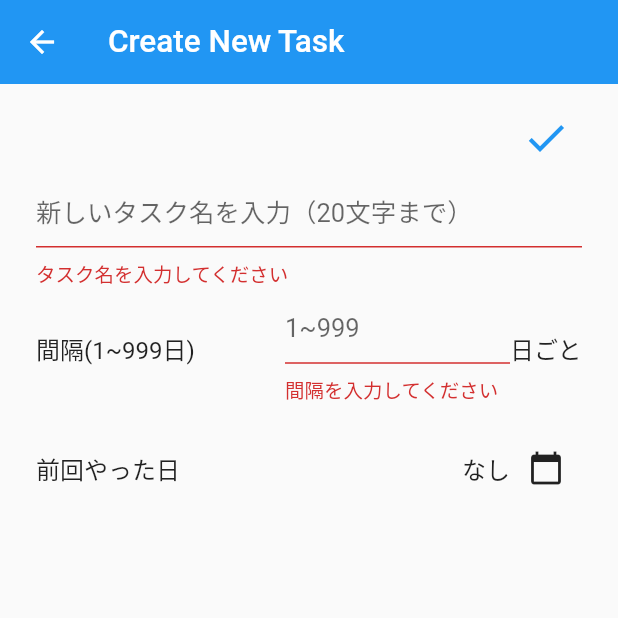
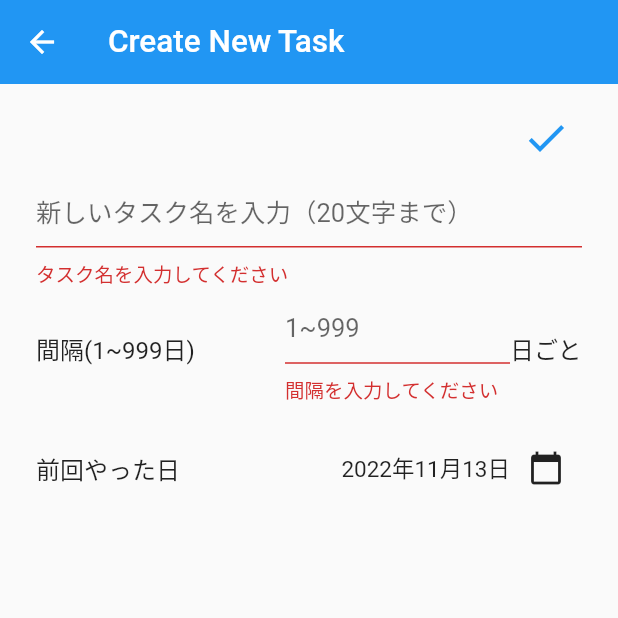
Before and after one commit to batacon/itsukaji_flutter, a Flutter app: the CreateTaskPage screen opened directly, after a tap on the "check" icon, on a phone screen of 412 x 824 dp, the top half of it. Run offline on Flutter 3.47's test engine with Material 2 defaults, Android fonts, the phone set to English and light mode, and no system bars; our stand-ins replace cloud_firestore, firebase_auth, firebase_core, flutter_svg, google_sign_in; accounts and stored records are empty.

Commit message:
タスクを編集できるようにする

```diff
--- /dev/null
+++ b/lib/common/date_format.dart
@@ -0,0 +1,12 @@
+import 'package:intl/intl.dart';
+
+DateFormat dateFormatSlash = DateFormat('yyyy/MM/dd');
+DateFormat dateFormatJp = DateFormat('yyyy年MM月dd日');
+
+String dateFormatSlashString(DateTime date) {
+  return dateFormatSlash.format(date);
+}
+
+String dateFormatJpString(DateTime date) {
+  return dateFormatJp.format(date);
+}
--- /dev/null
+++ b/lib/components/task_create_form.dart
@@ -0,0 +1,197 @@
+import 'package:firebase_auth/firebase_auth.dart';
+import 'package:flutter/cupertino.dart';
+import 'package:flutter/material.dart';
+import 'package:flutter/services.dart';
+import 'package:itsukaji_flutter/common/date_format.dart';
+import 'package:itsukaji_flutter/repositories/tasks_repository.dart';
+
+class TaskCreateForm extends StatefulWidget {
+  const TaskCreateForm({Key? key}) : super(key: key);
+
+  @override
+  State<TaskCreateForm> createState() => _TaskCreateFormState();
+}
+
+class _TaskCreateFormState extends State<TaskCreateForm> {
+  final _taskRepository = TaskRepository();
+  final _formKey = GlobalKey<FormState>();
+  final _taskNameFormFieldKey = GlobalKey<FormFieldState<String>>();
+  final _intervalDaysFormFieldKey = GlobalKey<FormFieldState<int>>();
+  String _taskName = '';
+  int _intervalDays = 0;
+  DateTime _lastDoneDate = DateTime.now();
+
+  @override
+  Widget build(BuildContext context) {
+    return Padding(
+      padding: const EdgeInsets.symmetric(horizontal: 24.0, vertical: 12.0),
+      child: Form(
+        key: _formKey,
+        child: Column(
+          mainAxisAlignment: MainAxisAlignment.spaceAround,
+          children: [
+            Row(
+              mainAxisAlignment: MainAxisAlignment.end,
+              children: [
+                _buildSubmitButton(context),
+              ],
+            ),
+            TextFormField(
+              key: _taskNameFormFieldKey,
+              decoration: const InputDecoration(
+                hintText: '新しいタスク名を入力（20文字まで）',
+              ),
+              validator: (value) {
+                if (value == null || value.isEmpty || value.trim() == '') {
+                  return 'タスク名を入力してください';
+                }
+                if (value.length > 20) {
+                  return 'タスク名は20文字以内で入力してください';
+                }
+                return null;
+              },
+              autovalidateMode: AutovalidateMode.onUserInteraction,
+              onChanged: (value) {
+                setState(() {
+                  _taskName = value;
+                });
+              },
+            ),
+            SizedBox(
+              height: 80.0,
+              child: Row(
+                mainAxisAlignment: MainAxisAlignment.spaceBetween,
+                children: [
+                  const Text('間隔(1~999日)', style: TextStyle(fontSize: 16)),
+                  Row(
+                    children: [
+                      SizedBox(
+                        width: 150.0,
+                        child: TextFormField(
+                          key: _intervalDaysFormFieldKey,
+                          decoration: const InputDecoration(
+                            hintText: '1~999',
+                          ),
+                          keyboardType: TextInputType.number,
+                          inputFormatters: [
+                            FilteringTextInputFormatter.digitsOnly,
+                          ],
+                          validator: (value) {
+                            if (value == null || value.isEmpty) {
+                              return '間隔を入力してください';
+                            }
+                            if (int.tryParse(value) == null) {
+                              return '数字を入力してください';
+                            }
+                            if (int.parse(value) < 1 || int.parse(value) > 999) {
+                              return '1~999の間で入力してください';
+                            }
+                            return null;
+                          },
+                          autovalidateMode: AutovalidateMode.onUserInteraction,
+                          onChanged: (value) {
+                            _intervalDays = int.parse(value);
+                          },
+                        ),
+                      ),
+                      const Text('日ごと', style: TextStyle(fontSize: 16)),
+                    ],
+                  )
+                ],
+              ),
+            ),
+            SizedBox(
+              height: 80.0,
+              child: Row(
+                mainAxisAlignment: MainAxisAlignment.spaceBetween,
+                children: [
+                  const Text('前回やった日', style: TextStyle(fontSize: 16)),
+                  Row(
+                    children: [
+                      _buildLastDoneDate(),
+                      IconButton(
+                        icon: const Icon(Icons.calendar_today),
+                        onPressed: () {
+                          _buildDatePicker(context);
+                        },
+                      ),
+                    ],
+                  )
+                ],
+              ),
+            ),
+            // SizedBox(
+            //   height: 80.0,
+            //   child: Row(
+            //     mainAxisAlignment: MainAxisAlignment.spaceBetween,
+            //     children: [
+            //       const Text('難易度', style: TextStyle(fontSize: 16)),
+            //       Row(
+            //         children: const [
+            //           Icon(Icons.star, color: Color(0xFFFFC400)),
+            //           Icon(Icons.star, color: Color(0xFFFFC400)),
+            //           Icon(Icons.star, color: Color(0xFFFFC400)),
+            //         ],
+            //       ),
+            //     ],
+            //   ),
+            // )
+          ],
+        ),
+      ),
+    );
+  }
+
+  Text _buildLastDoneDate() {
+    return Text(dateFormatJpString(_lastDoneDate));
+  }
+
+  Future<dynamic> _buildDatePicker(BuildContext context) {
+    return showModalBottomSheet(
+      context: context,
+      builder: (context) {
+        return SafeArea(
+          child: SizedBox(
+            height: 180,
+            child: CupertinoDatePicker(
+              mode: CupertinoDatePickerMode.date,
+              initialDateTime: DateTime.now(),
+              maximumDate: DateTime.now(),
+              onDateTimeChanged: (value) {
+                setState(() {
+                  _lastDoneDate = value;
+                });
+              },
+            ),
+          ),
+        );
+      },
+    );
+  }
+
+  Widget _buildSubmitButton(final BuildContext context) {
+    return IconButton(
+      icon: const Icon(Icons.check, color: Colors.blue, size: 32),
+      onPressed: () {
+        if (_formKey.currentState!.validate()) {
+          ScaffoldMessenger.of(context).showSnackBar(
+            const SnackBar(
+              duration: Duration(milliseconds: 1500),
+              content: Text('保存中...'),
+            ),
+          );
+          final form = {
+            'name': _taskName,
+            'intervalDays': _intervalDays,
+            'lastDoneDate': _lastDoneDate,
+            'createdAt': DateTime.now(),
+            'userId': FirebaseAuth.instance.currentUser!.uid,
+          };
+          _taskRepository.addTask(form).then((value) {
+            Navigator.of(context).pop();
+          });
+        }
+      },
+    );
+  }
+}
--- a/lib/components/task_form.dart
+++ b/lib/components/task_edit_form.dart
@@ -1,24 +1,35 @@
-import 'package:firebase_auth/firebase_auth.dart';
 import 'package:flutter/cupertino.dart';
 import 'package:flutter/material.dart';
 import 'package:flutter/services.dart';
+import 'package:itsukaji_flutter/common/date_format.dart';
+import 'package:itsukaji_flutter/models/task.dart';
 import 'package:itsukaji_flutter/repositories/tasks_repository.dart';
 
-class TaskForm extends StatefulWidget {
-  const TaskForm({Key? key}) : super(key: key);
+class TaskEditForm extends StatefulWidget {
+  const TaskEditForm({required this.task, Key? key}) : super(key: key);
+
+  final Task task;
 
   @override
-  State<TaskForm> createState() => _TaskFormState();
+  State<TaskEditForm> createState() => _TaskEditFormState();
 }
 
-class _TaskFormState extends State<TaskForm> {
+class _TaskEditFormState extends State<TaskEditForm> {
   final _taskRepository = TaskRepository();
   final _formKey = GlobalKey<FormState>();
   final _taskNameFormFieldKey = GlobalKey<FormFieldState<String>>();
   final _intervalDaysFormFieldKey = GlobalKey<FormFieldState<int>>();
-  String _taskName = '';
-  int _intervalDays = 0;
-  DateTime? _lastDoneDate;
+  late String _taskName;
+  late int _intervalDays;
+  late DateTime _lastDoneDate;
+
+  @override
+  void initState() {
+    super.initState();
+    _taskName = widget.task.name;
+    _intervalDays = widget.task.intervalDays;
+    _lastDoneDate = widget.task.lastDoneDate;
+  }
 
   @override
   Widget build(BuildContext context) {
@@ -38,6 +49,7 @@ class _TaskFormState extends State<TaskForm> {
             ),
             TextFormField(
               key: _taskNameFormFieldKey,
+              initialValue: _taskName,
               decoration: const InputDecoration(
                 hintText: '新しいタスク名を入力（20文字まで）',
               ),
@@ -69,6 +81,7 @@ class _TaskFormState extends State<TaskForm> {
                         width: 150.0,
                         child: TextFormField(
                           key: _intervalDaysFormFieldKey,
+                          initialValue: _intervalDays.toString(),
                           decoration: const InputDecoration(
                             hintText: '1~999',
                           ),
@@ -143,10 +156,7 @@ class _TaskFormState extends State<TaskForm> {
   }
 
   Text _buildLastDoneDate() {
-    if (_lastDoneDate == null) {
-      return const Text('なし', style: TextStyle(fontSize: 16));
-    }
-    return Text('${_lastDoneDate!.year}年${_lastDoneDate!.month}月${_lastDoneDate!.day}日');
+    return Text(dateFormatJpString(_lastDoneDate));
   }
 
   Future<dynamic> _buildDatePicker(BuildContext context) {
@@ -158,7 +168,7 @@ class _TaskFormState extends State<TaskForm> {
             height: 180,
             child: CupertinoDatePicker(
               mode: CupertinoDatePickerMode.date,
-              initialDateTime: DateTime.now(),
+              initialDateTime: _lastDoneDate,
               maximumDate: DateTime.now(),
               onDateTimeChanged: (value) {
                 setState(() {
@@ -178,16 +188,19 @@ class _TaskFormState extends State<TaskForm> {
       onPressed: () {
         if (_formKey.currentState!.validate()) {
           ScaffoldMessenger.of(context).showSnackBar(
-            const SnackBar(content: Text('保存中...')),
+            const SnackBar(
+              duration: Duration(milliseconds: 1500),
+              content: Text('保存中...'),
+            ),
           );
-          final form = {
-            'name': _taskName,
-            'intervalDays': _intervalDays,
-            'lastDoneDate': _lastDoneDate ?? DateTime.now(),
-            'createdAt': DateTime.now(),
-            'userId': FirebaseAuth.instance.currentUser!.uid,
-          };
-          _taskRepository.addTask(form).then((value) {
+          final task = Task(
+            id: widget.task.id,
+            name: _taskName,
+            intervalDays: _intervalDays,
+            lastDoneDate: _lastDoneDate,
+            createdAt: DateTime.now(),
+          );
+          _taskRepository.updateTask(task).then((value) {
             Navigator.of(context).pop();
           });
         }
--- a/lib/models/task.dart
+++ b/lib/models/task.dart
@@ -1,7 +1,5 @@
 import 'package:cloud_firestore/cloud_firestore.dart';
-import 'package:intl/intl.dart';
-
-DateFormat dateFormat = DateFormat('yyyy/MM/dd');
+import 'package:itsukaji_flutter/common/date_format.dart';
 
 class Task {
   Task({
@@ -44,8 +42,8 @@ class Task {
         "id": id,
         "name": name,
         "intervalDays": intervalDays,
-        "lastDoneDate": lastDoneDate.toIso8601String(),
-        "createdAt": createdAt.toIso8601String(),
+        "lastDoneDate": lastDoneDate,
+        "createdAt": createdAt,
       };
 
   int daysUntilNext() {
@@ -55,7 +53,7 @@ class Task {
   }
 
   String lastDoneDateFormatted() {
-    return dateFormat.format(lastDoneDate);
+    return dateFormatSlashString(lastDoneDate);
   }
 
   bool isDueToday() {
--- a/lib/pages/create_task_page.dart
+++ b/lib/pages/create_task_page.dart
@@ -1,5 +1,5 @@
 import 'package:flutter/material.dart';
-import 'package:itsukaji_flutter/components/task_form.dart';
+import 'package:itsukaji_flutter/components/task_create_form.dart';
 
 class CreateTaskPage extends StatelessWidget {
   const CreateTaskPage({Key? key}) : super(key: key);
@@ -13,7 +13,7 @@ class CreateTaskPage extends StatelessWidget {
       ),
       body: Column(
         children: const [
-          TaskForm(),
+          TaskCreateForm(),
         ],
       ),
     );
--- a/lib/repositories/tasks_repository.dart
+++ b/lib/repositories/tasks_repository.dart
@@ -16,6 +16,10 @@ class TaskRepository {
     await db.collection("tasks").doc(task.id).update({"lastDoneDate": DateTime.now()});
   }
 
+  Future updateTask(Task task) async {
+    await db.collection("tasks").doc(task.id).update(task.toJson());
+  }
+
   // void removeTask(Task task) {
   //   _tasks.remove(task);
   // }
```
Also changed, not shown: lib/components/task_card.dart (+10 -2 lines), lib/pages/edit_task_page.dart (added, +24 -0 lines).
